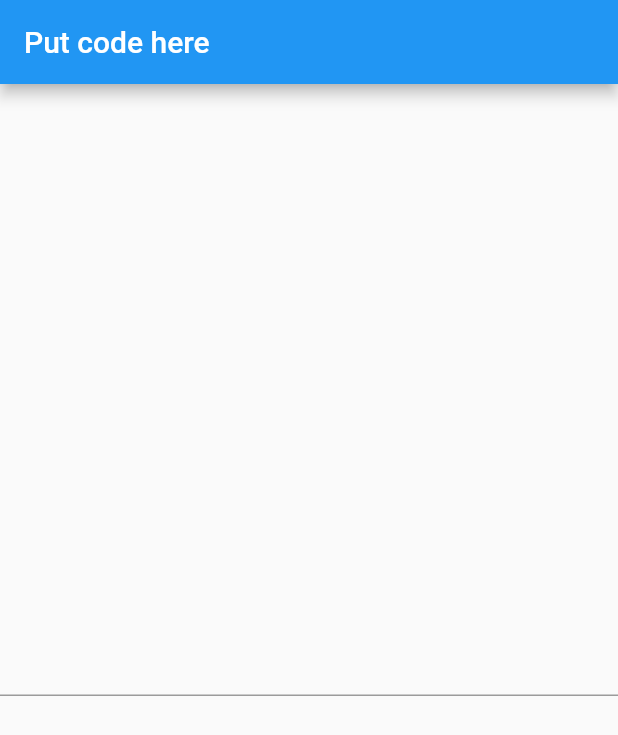
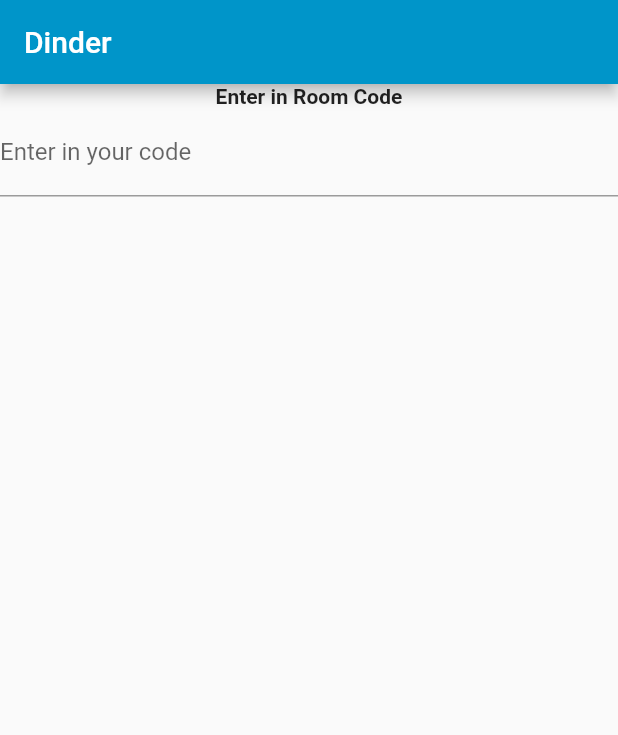
Before and after one commit to andrewhooker2/Dinder, a Flutter app: the screen it shows after launch, on a phone screen of 412 x 824 dp. Shown: the top 735 px of the screen. Run offline on Flutter 3.47's test engine with Material 2 defaults, Android fonts, the phone set to English and light mode, and no system bars.

Commit message:
Code Entry Page base model

```diff
--- a/Dinder/lib/Screens/CodeEntryPage.dart
+++ b/Dinder/lib/Screens/CodeEntryPage.dart
@@ -1,4 +1,5 @@
 import 'package:dinder/Common/NumberInputWidget.dart';
+import 'package:dinder/constants.dart';
 import 'package:flutter/material.dart';
 import 'package:flutter/services.dart';
 
@@ -14,26 +15,56 @@ class _CodeEntryPageState extends State<CodeEntryPage> {
   Widget build(BuildContext context) {
     return Scaffold(
       appBar: AppBar(
-        title: Text(
-          "Put code here",
-
+        title: Text("Dinder"),
+        backgroundColor: AppTheme.kColor1,
+      ),
+      body: Container(
+        child: GestureDetector(
+          onTap: () {
+            FocusScopeNode currentFocus = FocusScope.of(context);
+            if (!currentFocus.hasPrimaryFocus) {
+              currentFocus.unfocus();
+            }
+            setState(() {});
+          },
+          child: Scaffold(
+           body: Column(
+             children: [
+               Text(
+                   "Enter in Room Code",
+                 style: TextStyle(
+                   fontWeight: FontWeight.bold,
                  ),
                ),
-      body: Column(
-        mainAxisAlignment: MainAxisAlignment.center,
-        crossAxisAlignment: CrossAxisAlignment.center,
-        children: [
-
-          Center(
-            child:TextField(
-              keyboardType: TextInputType.number,
+               TextField(
+                 decoration: InputDecoration(
+                     border: UnderlineInputBorder(),
+                     labelText: "Enter in your code"
+                 ),
+                 keyboardType: TextInputType.phone,
                  inputFormatters: <TextInputFormatter>[
                    FilteringTextInputFormatter.digitsOnly
                  ], // Only numbers can be entered
                ),
+             ],
            ),
-        ],
+          ),
+        ),
       ),
     );
   }
 }
+
+
+/*
+TextField(
+decoration: InputDecoration(
+border: UnderlineInputBorder(),
+labelText: "Enter in your code"
+),
+keyboardType: TextInputType.phone,
+inputFormatters: <TextInputFormatter>[
+FilteringTextInputFormatter.digitsOnly
+], // Only numbers can be entered
+),
+*/
```
Lines whose indentation alone changed are shown as unchanged.
